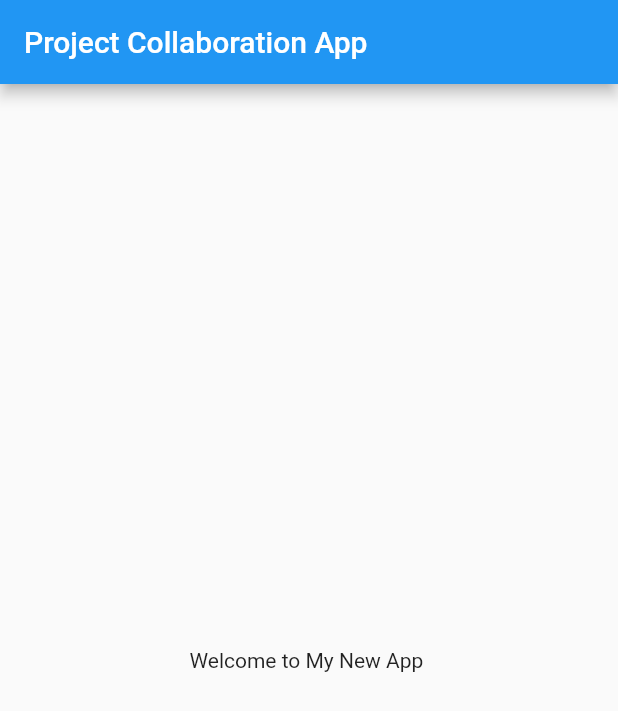
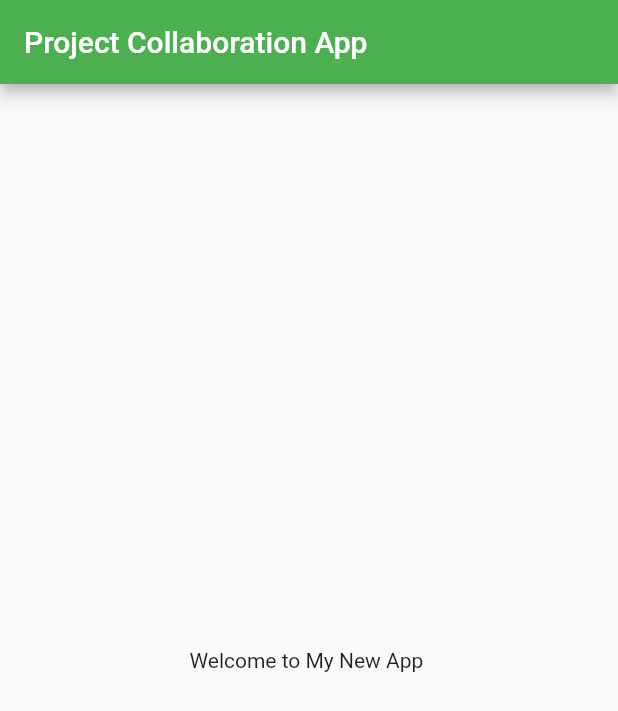
Before and after one commit to Vikas-garg-tiet26/FirstApp, a Flutter app: the screen it shows after launch, on a phone screen of 412 x 824 dp. Shown: the top 711 px of the screen. Run offline on Flutter 3.47's test engine with Material 2 defaults, Android fonts, the phone set to English and light mode, and no system bars.

Commit message:
Day 3 Completed

```diff
--- a/lib/main.dart
+++ /dev/null
@@ -1,20 +0,0 @@
-import 'package:flutter/material.dart';
-import 'package:flutter_application_1/home_page.dart';
-
-void main() {
-  runApp(const MyApp());
-}
-// Just like int main function in cpp
-
-// Creating a widget
-class MyApp extends StatelessWidget {
-  const MyApp({super.key}); //Constructor
-
-  @override
-  Widget build(BuildContext context) {
-    // ignore: prefer_const_constructors
-    return MaterialApp(
-      home: Homepage(),
-    );
-  }
-}
--- a/lib/home_page.dart
+++ b/lib/pages/home_page.dart
@@ -7,11 +7,11 @@ class Homepage extends StatelessWidget {
   Widget build(BuildContext context) {
     return Scaffold(
       appBar: AppBar(
-        title: Text("Project Collaboration App"),
+        title: const Text("Project Collaboration App"),
       ),
       body: Center(
         child: Container(
-          child: Text("Welcome to My New App "),
+          child: const Text("Welcome to My New App "),
         ), // return const Placeholder();
       ),
     );
--- /dev/null
+++ b/lib/pages/main.dart
@@ -0,0 +1,31 @@
+import 'package:flutter/material.dart';
+import 'package:flutter_application_1/pages/home_page.dart';
+import 'package:flutter_application_1/pages/login_page.dart';
+
+void main() {
+  runApp(MyApp());
+}
+// Just like int main function in cpp
+
+// Creating a widget
+class MyApp extends StatelessWidget {
+  @override
+  Widget build(BuildContext context) {
+    return MaterialApp(
+        // home: Homepage(),
+
+        //  Themes in App
+        themeMode: ThemeMode.light, // makes ui of app dark;
+        theme: ThemeData(
+          primarySwatch: Colors.green,
+        ),
+        darkTheme: ThemeData(
+          brightness: Brightness.dark,
+        ),
+        routes: {
+          "/": (context) => Homepage(),
+          "/login": (context) => Login_page(),
+          // "/signup": (context) => Sign_page(),
+        });
+  }
+}
```
Also changed, not shown: Notes.txt (+31 -0 lines), lib/pages/login_page.dart (added, +21 -0 lines), 1 other file.
